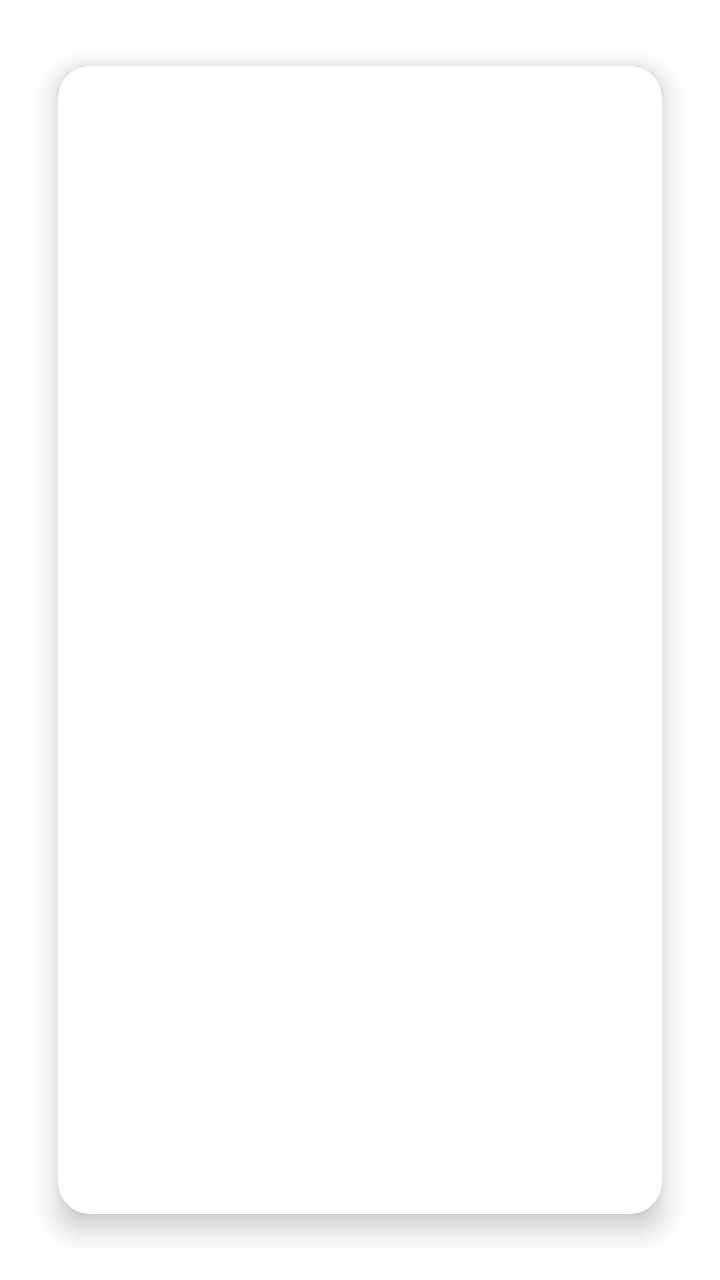
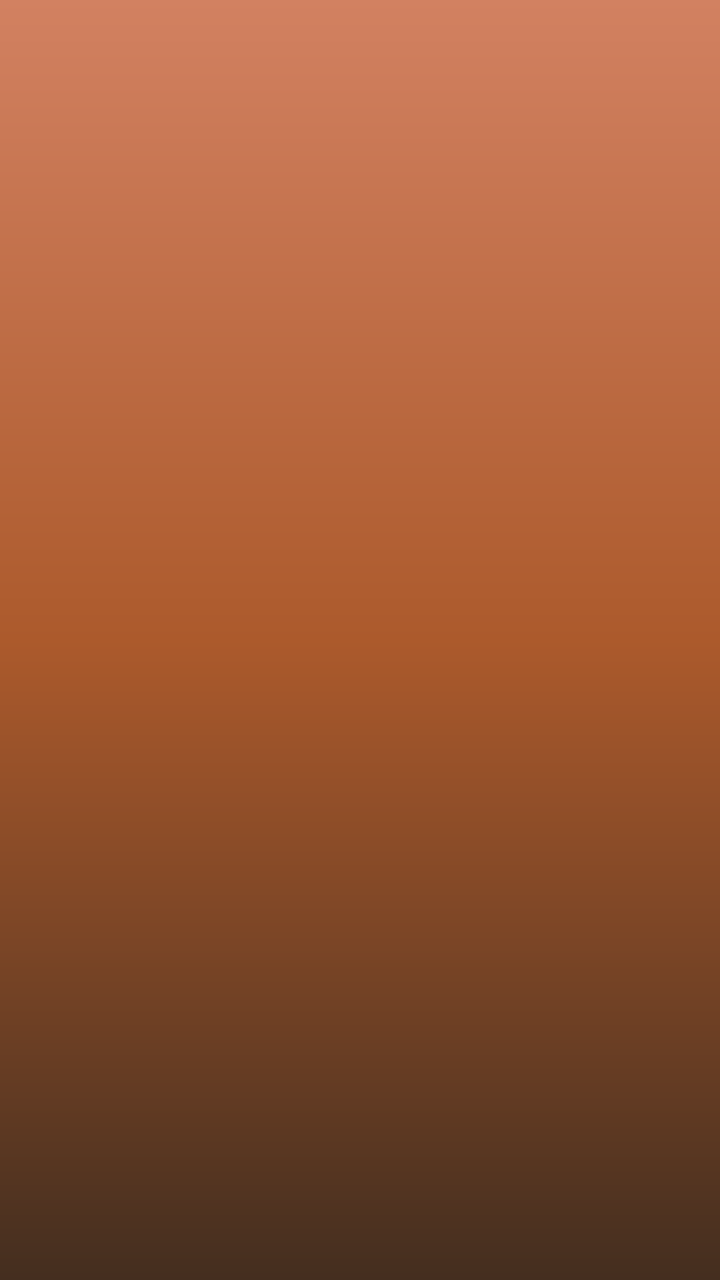

Two renders of the same Android screen: before a commit and after it. Below are the layout's source before the change and the commit's diff.
<!-- AndroidManifest.xml: application theme Theme.Satori_by_Aristo -->
<!-- res/layout/fragment_liquidaciones.xml -->
<?xml version="1.0" encoding="utf-8"?>
<LinearLayout xmlns:android="http://schemas.android.com/apk/res/android"
    xmlns:tools="http://schemas.android.com/tools"
    xmlns:app="http://schemas.android.com/apk/res-auto"
    android:layout_width="match_parent"
    android:layout_height="match_parent"
    android:orientation="vertical"
    android:background="@color/white"
    android:padding="16dp"
    tools:context=".Liquidaciones.LiquidacionFragment">

    
    <androidx.cardview.widget.CardView
        android:layout_width="match_parent"
        android:layout_height="match_parent"
        app:cardCornerRadius="16dp"
        app:cardElevation="8dp"
        app:cardUseCompatPadding="true">

        
        <ListView
            android:id="@+id/liquidacionesRegistradas"
            android:layout_width="match_parent"
            android:layout_height="match_parent"
            android:divider="@color/orange"
            android:dividerHeight="2dp"
            android:padding="8dp"
            android:clipToPadding="false"
            android:scrollbars="vertical"/>
    </androidx.cardview.widget.CardView>

</LinearLayout>
<!-- resources referenced by this layout -->
<resources>
  <color name="orange">#FF9800</color>
  <color name="white">#FFFFFFFF</color>
  <style name="Theme.Satori_by_Aristo" parent="Theme.MaterialComponents.DayNight.DarkActionBar">
          
          <item name="colorPrimary">@color/orange</item>
          <item name="colorPrimaryVariant">@color/orange_dark</item>
          <item name="colorOnPrimary">@color/white</item>
          <item name="colorSecondary">@color/grey</item>
          <item name="colorOnSecondary">@color/black</item>
      </style>
  <color name="orange_dark">#F57C00</color>
  <color name="grey">#BF040303</color>
  <color name="black">#FF000000</color>
</resources>

<!-- the commit's change to res/layout/fragment_liquidaciones.xml (unified diff, before → after) -->
@@ -1,32 +1,22 @@
 <?xml version="1.0" encoding="utf-8"?>
 <LinearLayout xmlns:android="http://schemas.android.com/apk/res/android"
     xmlns:tools="http://schemas.android.com/tools"
-    xmlns:app="http://schemas.android.com/apk/res-auto"
     android:layout_width="match_parent"
     android:layout_height="match_parent"
     android:orientation="vertical"
-    android:background="@color/white"
+    android:background="@drawable/bg_gradient"
     android:padding="16dp"
     tools:context=".Liquidaciones.LiquidacionFragment">
 
-    
-    <androidx.cardview.widget.CardView
+    <ListView
+        android:id="@+id/liquidacionesRegistradas"
         android:layout_width="match_parent"
         android:layout_height="match_parent"
-        app:cardCornerRadius="16dp"
-        app:cardElevation="8dp"
-        app:cardUseCompatPadding="true">
-
-        
-        <ListView
-            android:id="@+id/liquidacionesRegistradas"
-            android:layout_width="match_parent"
-            android:layout_height="match_parent"
-            android:divider="@color/orange"
-            android:dividerHeight="2dp"
-            android:padding="8dp"
-            android:clipToPadding="false"
-            android:scrollbars="vertical"/>
-    </androidx.cardview.widget.CardView>
-
+        android:background="@android:color/transparent"
+        android:divider="@android:color/transparent"
+        android:dividerHeight="14dp"
+        android:listSelector="@android:color/transparent"
+        android:paddingBottom="16dp"
+        android:clipToPadding="false"
+        android:scrollbars="none"/>
 </LinearLayout>
<!-- resource entries referenced after the edit -->
@@ -1,5 +1,14 @@
 <!-- resources referenced by this layout -->
 <resources>
+  <!-- drawable bg_gradient (drawable) -->
+  <shape xmlns:android="http://schemas.android.com/apk/res/android"
+      android:shape="rectangle">
+      <gradient
+          android:startColor="#442E1F"
+          android:centerColor="#AC5A2C"
+          android:endColor="#D28161"
+          android:angle="90"/>
+  </shape>
   <color name="orange">#FF9800</color>
   <color name="white">#FFFFFFFF</color>
   <style name="Theme.Satori_by_Aristo" parent="Theme.MaterialComponents.DayNight.DarkActionBar">
@@ -9,6 +18,12 @@
           <item name="colorOnPrimary">@color/white</item>
           <item name="colorSecondary">@color/grey</item>
           <item name="colorOnSecondary">@color/black</item>
+  
+          
+          <item name="android:statusBarColor">@color/orange_dark</item> 
+          <item name="android:windowDrawsSystemBarBackgrounds">true</item> 
+          <item name="windowActionBar">true</item>
+          <item name="windowNoTitle">false</item>
       </style>
   <color name="orange_dark">#F57C00</color>
   <color name="grey">#BF040303</color>
